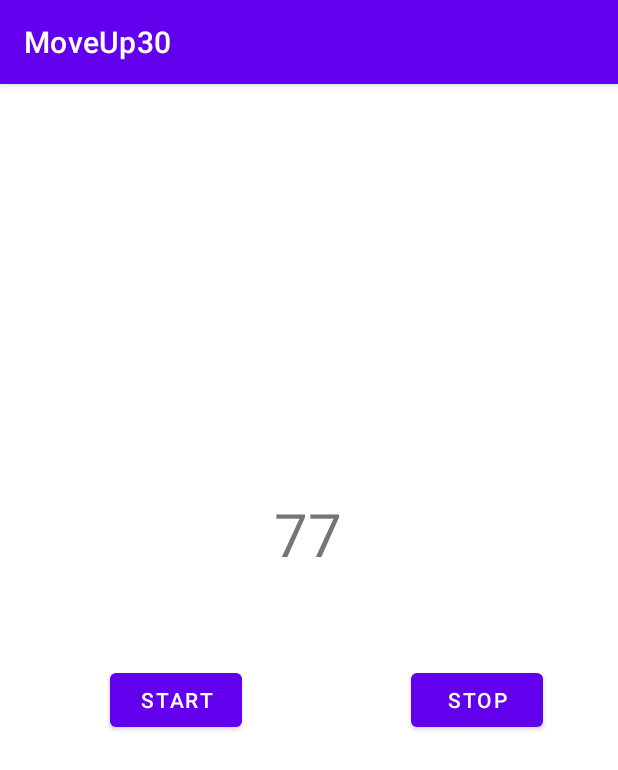
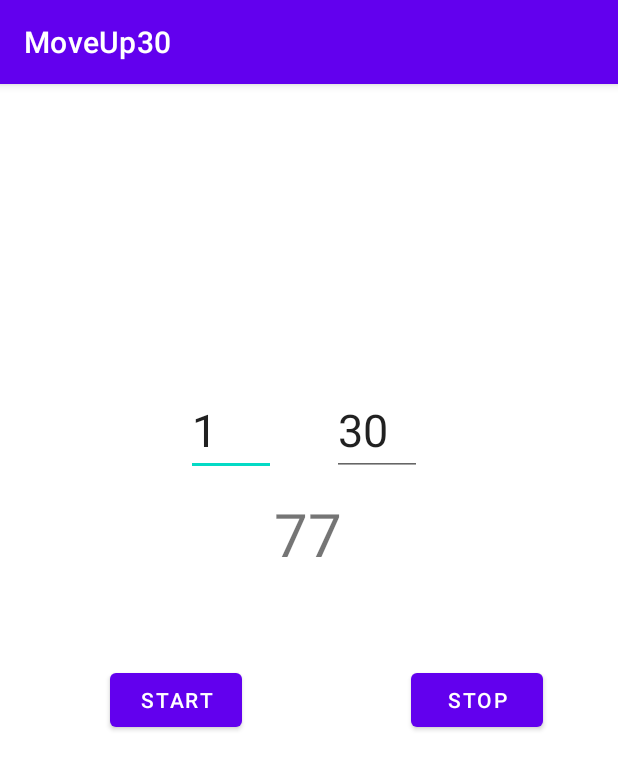
Before and after one commit to raczkowskir/MoveUp30, an Android app: the screen it shows after launch (MainActivity), after a tap on "START", on a phone screen of 412 x 824 dp. Shown: the top 770 px of the screen. Run offline under Robolectric (Android 15) with nearby library versions, the phone set to English and light mode, and no system bars.

Commit message:
2. Ongoing: MOV-5

```diff
--- a/app/src/main/java/com/yahoo/raczkowskir/moveup30/MainActivity.java
+++ b/app/src/main/java/com/yahoo/raczkowskir/moveup30/MainActivity.java
@@ -8,6 +8,7 @@ import android.os.CountDownTimer;
 import android.util.Log;
 import android.view.View;
 import android.widget.Button;
+import android.widget.EditText;
 import android.widget.TextView;
 
 public class MainActivity extends AppCompatActivity {
@@ -16,7 +17,16 @@ public class MainActivity extends AppCompatActivity {
 
     Button buttonStart, buttonStop;
     TextView textView;
+    EditText editTextMin, editTextSec;
     Boolean isStopped;
+
+
+    public void protectValue(EditText editText, int valueOfTiemr) {
+        String contentofEditTextSec = String.valueOf(editText.getText());
+        if (Integer.valueOf(contentofEditTextSec) > valueOfTiemr ) {
+            editText.setText(String.valueOf(valueOfTiemr));
+        }
+    }
 
     @Override
     protected void onCreate(Bundle savedInstanceState) {
@@ -26,10 +36,17 @@ public class MainActivity extends AppCompatActivity {
         buttonStop = (Button) findViewById(R.id.buttonStop);
 
         textView = (TextView) findViewById(R.id.textViewTimer);
+        editTextSec = (EditText) findViewById(R.id.editTextSec);
+        editTextMin = (EditText) findViewById(R.id.editTextMin);
+
         buttonStart.setOnClickListener(new View.OnClickListener()
         {
             @Override
             public void onClick(View v) {
+
+                protectValue(editTextSec, 60);
+                protectValue(editTextMin, 99);
+
                 isStopped = false;
                 String currentTimer = String.valueOf(textView.getText());
                 counter = Integer.valueOf(currentTimer);
--- a/app/src/main/res/layout/activity_main.xml
+++ b/app/src/main/res/layout/activity_main.xml
@@ -43,4 +43,36 @@
         app:layout_constraintTop_toTopOf="parent"
         app:layout_constraintVertical_bias="0.537" />
 
+    <EditText
+        android:id="@+id/editTextMin"
+        android:layout_width="60dp"
+        android:layout_height="wrap_content"
+        android:ems="15"
+        android:inputType="number"
+        android:numeric="integer"
+        android:singleLine="true"
+        android:text="1"
+        android:textSize="30dp"
+        app:layout_constraintBottom_toBottomOf="parent"
+        app:layout_constraintHorizontal_bias="0.353"
+        app:layout_constraintLeft_toLeftOf="parent"
+        app:layout_constraintRight_toRightOf="parent"
+        app:layout_constraintTop_toTopOf="parent"
+        app:layout_constraintVertical_bias="0.283" />
+
+    <EditText
+        android:id="@+id/editTextSec"
+        android:layout_width="60dp"
+        android:layout_height="wrap_content"
+        android:ems="15"
+        android:inputType="number"
+        android:text="30"
+        android:textSize="30dp"
+        app:layout_constraintBottom_toBottomOf="parent"
+        app:layout_constraintHorizontal_bias="0.628"
+        app:layout_constraintLeft_toLeftOf="parent"
+        app:layout_constraintRight_toRightOf="parent"
+        app:layout_constraintTop_toTopOf="parent"
+        app:layout_constraintVertical_bias="0.283" />
+
 </androidx.constraintlayout.widget.ConstraintLayout>
```
